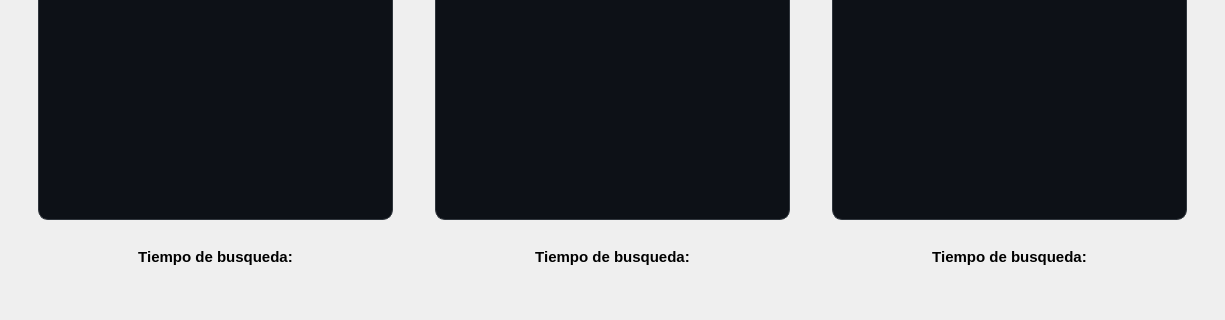
Qt form ui/pantallabuscarrango.ui (pablo-mald03/Proyecto-No1-EDD) before a commit; both pictures show x 0 to 1225 and y 490 to 810 of the 1225 by 810 pixel window.
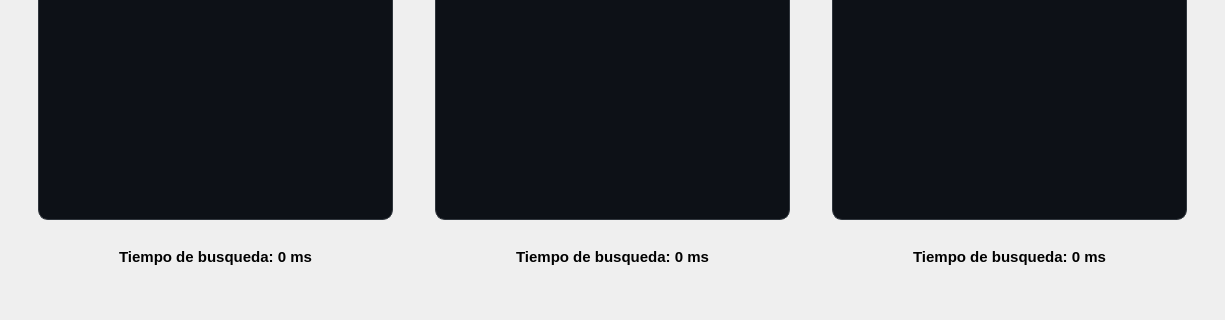
The same form after that commit. Icons and pictures are not drawn.

Patch:
```diff
--- a/ui/pantallabuscarrango.ui
+++ b/ui/pantallabuscarrango.ui
@@ -702,7 +702,7 @@
 </string>
               </property>
               <property name="text">
-               <string>Tiempo de busqueda:</string>
+               <string>Tiempo de busqueda: 0 ms</string>
               </property>
               <property name="alignment">
                <set>Qt::AlignmentFlag::AlignCenter</set>
@@ -836,7 +836,7 @@
 </string>
               </property>
               <property name="text">
-               <string>Tiempo de busqueda:</string>
+               <string>Tiempo de busqueda: 0 ms</string>
               </property>
               <property name="alignment">
                <set>Qt::AlignmentFlag::AlignCenter</set>
@@ -970,7 +970,7 @@
 </string>
               </property>
               <property name="text">
-               <string>Tiempo de busqueda:</string>
+               <string>Tiempo de busqueda: 0 ms</string>
               </property>
               <property name="alignment">
                <set>Qt::AlignmentFlag::AlignCenter</set>
```
